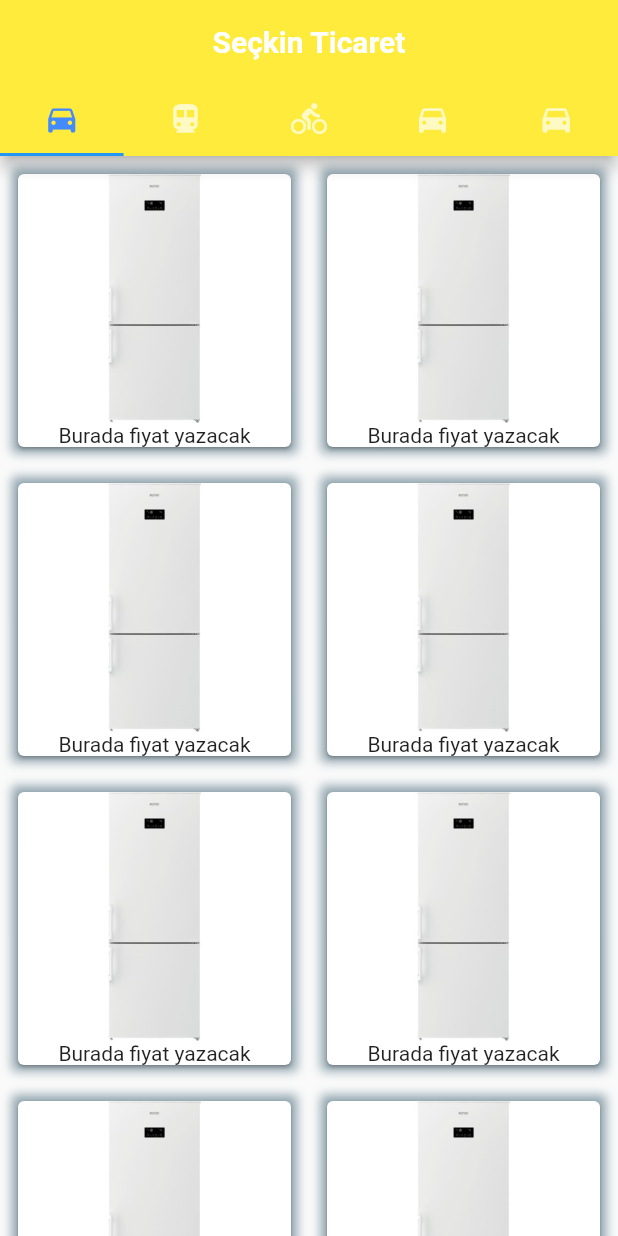
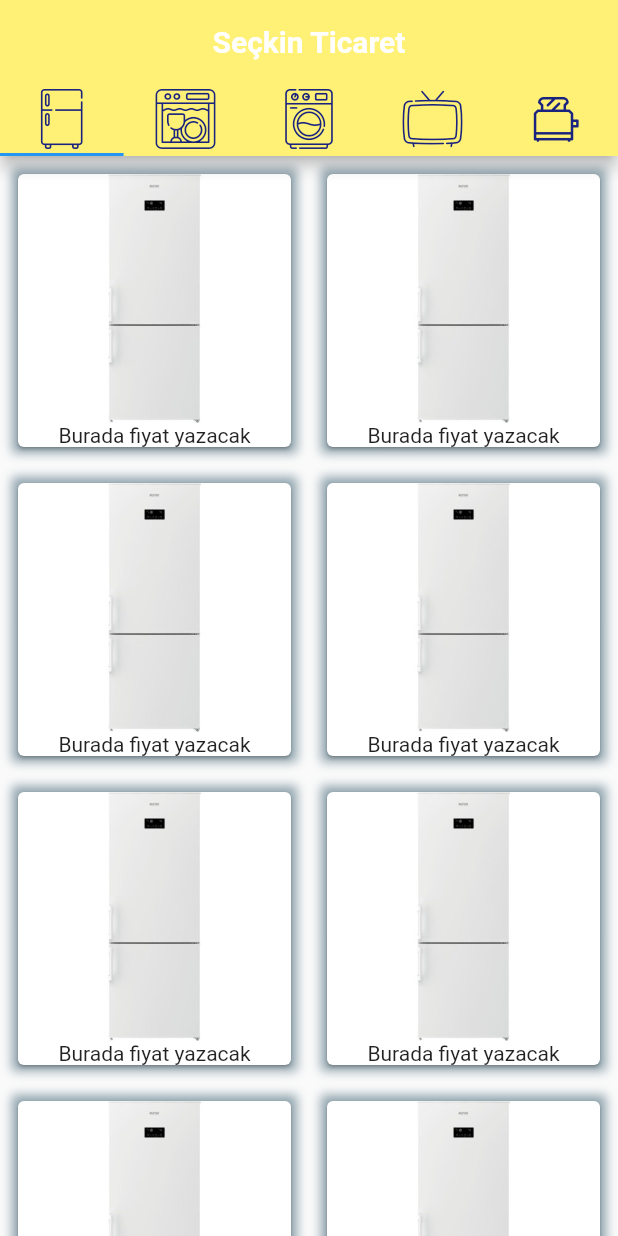
Before and after one commit to cbeyzaduzen/seckin_ticarett, a Flutter app: the screen it shows after launch, on a phone screen of 412 x 824 dp. Run offline on Flutter 3.47's test engine with Material 2 defaults, Android fonts, the phone set to English and light mode, and no system bars.

Commit message:
ikonlar yapıldı

```diff
--- a/lib/main.dart
+++ b/lib/main.dart
@@ -1,9 +1,11 @@
 import 'package:flutter/material.dart';
+import 'package:seckin_ticarett/my_flutter_app_icons.dart';
 import 'package:seckin_ticarett/sayfalar/bulasik.dart';
 import 'package:seckin_ticarett/sayfalar/buzdolab%C4%B1.dart';
 import 'package:seckin_ticarett/sayfalar/camasir.dart';
 import 'package:seckin_ticarett/sayfalar/kucukevalet.dart';
 import 'package:seckin_ticarett/sayfalar/tv.dart';
+import 'package:flutter/widgets.dart';
 
 void main() {
   runApp(MyApp());
@@ -15,18 +17,42 @@ class MyApp extends StatelessWidget {
     return MaterialApp(
       debugShowCheckedModeBanner: false,
       home: DefaultTabController(
-
         length: 5,
         child: Scaffold(
           appBar: AppBar(
-            backgroundColor: Colors.yellow,
+            backgroundColor: Colors.yellow[300],
             bottom: TabBar(
               tabs: [
-                Tab(icon: Icon(Icons.directions_car,color:  Colors.blueAccent,)),
-                Tab(icon: Icon(Icons.directions_transit)),
-                Tab(icon: Icon(Icons.directions_bike)),
-                Tab(icon: Icon(Icons.directions_car)),
-                Tab(icon: Icon(Icons.directions_car)),
+                Tab(
+                    icon: Icon(
+                  MyFlutterApp.fridge__1_,
+                  color: Colors.indigo[900],
+                  size: 40,
+                )),
+                Tab(
+                    icon: Icon(
+                  MyFlutterApp.dishwasher,
+                  size: 40,
+                  color: Colors.indigo[900],
+                )),
+                Tab(
+                    icon: Icon(
+                  MyFlutterApp.washing_machine,
+                  color: Colors.indigo[900],
+                  size: 40,
+                )),
+                Tab(
+                    icon: Icon(
+                  MyFlutterApp.tv_screen,
+                  color: Colors.indigo[900],
+                  size: 40,
+                )),
+                Tab(
+                    icon: Icon(
+                  MyFlutterApp.toaster,
+                  color: Colors.indigo[900],
+                  size: 30,
+                )),
               ],
             ),
             title: Center(
--- /dev/null
+++ b/lib/my_flutter_app_icons.dart
@@ -0,0 +1,29 @@
+/// Flutter icons MyFlutterApp
+/// Copyright (C) 2020 by original authors @ fluttericon.com, fontello.com
+/// This font was generated by FlutterIcon.com, which is derived from Fontello.
+///
+/// To use this font, place it in your fonts/ directory and include the
+/// following in your pubspec.yaml
+///
+/// flutter:
+///   fonts:
+///    - family:  MyFlutterApp
+///      fonts:
+///       - asset: fonts/MyFlutterApp.ttf
+///
+///
+///
+import 'package:flutter/widgets.dart';
+
+class MyFlutterApp {
+  MyFlutterApp._();
+
+  static const _kFontFam = 'MyFlutterApp';
+
+  static const IconData washing_machine =
+      IconData(0xe800, fontFamily: _kFontFam);
+  static const IconData dishwasher = IconData(0xe801, fontFamily: _kFontFam);
+  static const IconData fridge__1_ = IconData(0xe802, fontFamily: _kFontFam);
+  static const IconData toaster = IconData(0xe803, fontFamily: _kFontFam);
+  static const IconData tv_screen = IconData(0xe804, fontFamily: _kFontFam);
+}
--- /dev/null
+++ b/lib/sayfalar/app_icons.dart
@@ -0,0 +1 @@
+// TODO Implement this library.
```
Also changed, not shown: pubspec.yaml (+4 -11 lines), icons/MyFlutterApp.ttf (added).
